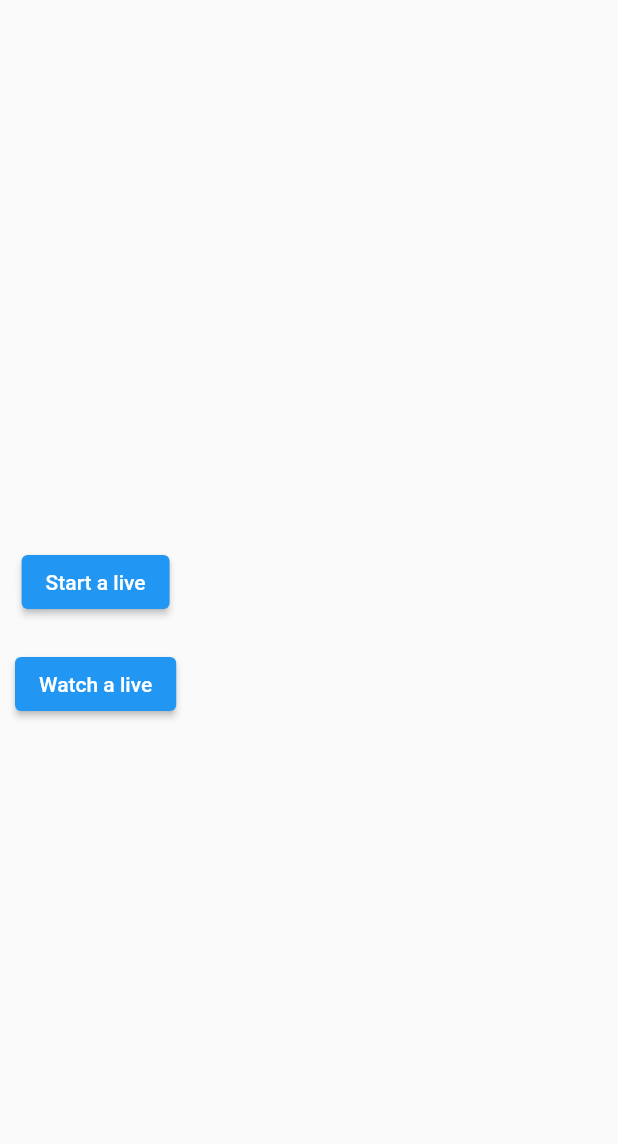
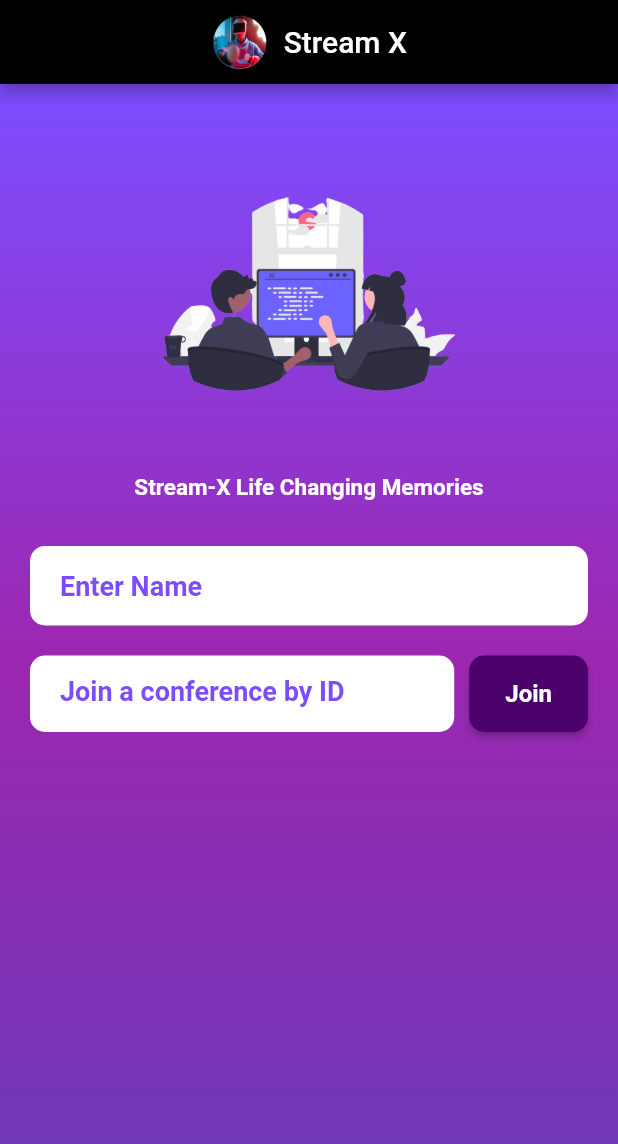
Before and after one commit to shakeelahammedabdulla/Stream-X, a Flutter app: the screen it shows after launch, on a phone screen of 412 x 824 dp. Shown: the top 1144 px of the screen. Run offline on Flutter 3.47's test engine with Material 2 defaults, Android fonts, the phone set to English and light mode, and no system bars; missing offline and left inert: zego_uikit_prebuilt_video_conference.

Commit message:
sprint 1 updates

```diff
--- a/lib/main.dart
+++ b/lib/main.dart
@@ -1,13 +1,16 @@
-// Dart imports:
-//dart program
-import 'dart:math';
+import 'dart:math' as math;
 
-// Flutter imports:
 import 'package:flutter/material.dart';
+import 'package:stream/screen.dart';
 
-// Package imports:
-import 'package:zego_uikit_prebuilt_live_streaming/zego_uikit_prebuilt_live_streaming.dart';
 
+
+/// Note that the userID needs to be globally unique,
+final String localUserID = math.Random().nextInt(10000).toString();
+
+/// Users who use the same callID can in the same call.
+const String callID = "group_call_id";
+var conferenceDTextCtrl1 = TextEditingController();
 void main() {
   runApp(const MyApp());
 }
@@ -17,64 +20,9 @@ class MyApp extends StatelessWidget {
 
   @override
   Widget build(BuildContext context) {
-    return const MaterialApp(title: 'Flutter Demo', home: HomePage());
-  }
-}
-
-class HomePage extends StatelessWidget {
-  const HomePage({Key? key}) : super(key: key);
-
-  @override
-  Widget build(BuildContext context) {
-    return Scaffold(
-      body: Padding(
-        padding: const EdgeInsets.symmetric(horizontal: 10),
-        child: Column(
-          mainAxisAlignment: MainAxisAlignment.center,
-          children: [
-            const SizedBox(height: 20),
-            ElevatedButton(
-              child: const Text('Start a live'),
-              onPressed: () => jumpToLivePage(context, isHost: true),
-            ),
-            const SizedBox(height: 20),
-            ElevatedButton(
-              child: const Text('Watch a live'),
-              onPressed: () => jumpToLivePage(context, isHost: false),
-            ),
-          ],
-        ),
-      ),
-    );
-  }
-
-  void jumpToLivePage(BuildContext context, {required bool isHost}) {
-    Navigator.push(
-      context,
-      MaterialPageRoute(builder: (context) => LivePage(isHost: isHost)),
+    return  const MaterialApp(
+      debugShowCheckedModeBanner: false,
+      home: HomePage(),
     );
   }
 }
-
-final String userID = Random().nextInt(10000).toString();
-
-class LivePage extends StatelessWidget {
-  const LivePage({Key? key, this.isHost = false}) : super(key: key);
-  final bool isHost;
-
-  @override
-  Widget build(BuildContext context) {
-    return SafeArea(
-      child: ZegoUIKitPrebuiltLiveStreaming(
-        appID: 455325124,
-        appSign: '0d9ff8110b5376b74925b105efa9bcc4fd56f7e62a15a6b0b939b5ac85c0dba8',
-        userID: userID,
-        userName: 'user_$userID',
-        liveID: "testLiveID",
-        config: isHost
-            ? ZegoUIKitPrebuiltLiveStreamingConfig.host()
-            : ZegoUIKitPrebuiltLiveStreamingConfig.audience(),
-      ),
-    );
-  }
-}
--- /dev/null
+++ b/lib/screen.dart
@@ -0,0 +1,267 @@
+import 'package:flutter/material.dart';
+import 'package:zego_uikit_prebuilt_video_conference/zego_uikit_prebuilt_video_conference.dart';
+
+import 'main.dart';
+import 'newpage.dart';
+
+class HomePage extends StatefulWidget {
+  const HomePage({Key? key}) : super(key: key);
+
+  @override
+  State<StatefulWidget> createState() => _HomePageState();
+}
+
+class _HomePageState extends State<HomePage> {
+  var conferenceDTextCtrl = TextEditingController();
+
+  @override
+  Widget build(BuildContext context) {
+    return Scaffold(
+      appBar: AppBar(
+        centerTitle: true,
+        title: Row(
+          mainAxisAlignment: MainAxisAlignment.center,
+          children: [
+            Image.asset(
+              'assets/images/appbar.png',
+              scale: 5,
+            ),
+            const SizedBox(
+              width: 10,
+            ),
+            const Text(
+              'Stream X',
+              style: TextStyle(color: Colors.white),
+            ),
+          ],
+        ),
+        backgroundColor: Colors.black,
+      ),
+          body: Container(
+        decoration: const BoxDecoration(
+          gradient: LinearGradient(
+            begin: Alignment.topCenter,
+            end: Alignment.bottomCenter,
+            colors: [
+              Colors.deepPurpleAccent,
+              Colors.purple,
+              Colors.deepPurple,
+            ],
+          ),
+        ),
+        child: Column(
+          mainAxisAlignment: MainAxisAlignment.center,
+          children: [
+            Expanded(
+              child: SingleChildScrollView(
+                child: Center(
+                  child: Padding(
+            padding:
+                const EdgeInsets.symmetric(horizontal: 20, vertical: 40),
+            child: Column(
+              mainAxisAlignment: MainAxisAlignment.center,
+              children: [
+                Image.asset(
+                  'assets/images/coder1.png',
+                  width: 250,
+                  height: 200,
+                ),
+                const SizedBox(height: 20),
+                const Text(
+                  "Stream-X Life Changing Memories",
+                  style: TextStyle(
+                    fontWeight: FontWeight.bold,
+                    color: Colors.white,
+                    fontSize: 15,
+                  ),
+                ),
+                const SizedBox(height: 30),
+                SingleChildScrollView(
+                  child: Row(
+                    mainAxisAlignment: MainAxisAlignment.center,
+                    crossAxisAlignment: CrossAxisAlignment.center,
+                    children: [
+                      Expanded(
+                        child: TextFormField(
+                          controller: conferenceDTextCtrl1,
+                          style: const TextStyle(
+                            color: Colors.deepPurpleAccent,
+                            fontSize: 16,
+                          ),
+                          decoration: InputDecoration(
+                            hintText: "Enter Name",
+                            hintStyle: const TextStyle(
+                              color: Colors.deepPurpleAccent,
+                              fontSize: 18,
+                              fontWeight: FontWeight.bold,
+                            ),
+                            border: OutlineInputBorder(
+                              borderRadius: BorderRadius.circular(10),
+                              borderSide: const BorderSide(
+                                color: Colors.transparent,
+                                width: 2,
+                              ),
+                            ),
+                            enabledBorder: OutlineInputBorder(
+                              borderRadius: BorderRadius.circular(10),
+                              borderSide: const BorderSide(
+                                color: Colors.transparent,
+                                width: 2,
+                              ),
+                            ),
+                            focusedBorder: OutlineInputBorder(
+                              borderRadius: BorderRadius.circular(10),
+                              borderSide: const BorderSide(
+                                color: Colors.transparent,
+                                width: 2,
+                              ),
+                            ),
+                            filled: true,
+                            fillColor: Colors.white,
+                            contentPadding: const EdgeInsets.symmetric(
+                              vertical: 16,
+                              horizontal: 20,
+                            ),
+                          ),
+                        ),
+                      ),
+                    ],
+                  ),
+                ),
+                const SizedBox(height: 20),
+                SingleChildScrollView(
+                  child: Row(
+                    mainAxisAlignment: MainAxisAlignment.center,
+                    crossAxisAlignment: CrossAxisAlignment.center,
+                    children: [
+                      Expanded(
+                        child: TextFormField(
+                          controller: conferenceDTextCtrl,
+                          style: const TextStyle(
+                            color: Colors.deepPurpleAccent,
+                            fontSize: 16,
+                          ),
+                          obscureText: true,
+                          decoration: InputDecoration(
+                            labelText: "Join a conference by ID",
+                            labelStyle: const TextStyle(
+                              color: Colors.deepPurpleAccent,
+                              fontSize: 18,
+                              fontWeight: FontWeight.bold,
+                            ),
+                            floatingLabelBehavior: FloatingLabelBehavior.never,
+                            border: OutlineInputBorder(
+                              borderRadius: BorderRadius.circular(10),
+                              borderSide: const BorderSide(
+                                color: Colors.transparent,
+                                width: 2,
+                              ),
+                            ),
+                            enabledBorder: OutlineInputBorder(
+                              borderRadius: BorderRadius.circular(10),
+                              borderSide: const BorderSide(
+                                color: Colors.transparent,
+                                width: 2,
+                              ),
+                            ),
+                            focusedBorder: OutlineInputBorder(
+                              borderRadius: BorderRadius.circular(10),
+                              borderSide: const BorderSide(
+                                color: Colors.transparent,
+                                width: 2,
+                              ),
+                            ),
+                            filled: true,
+                            fillColor: Colors.white,
+                            contentPadding: const EdgeInsets.symmetric(
+                              vertical: 16,
+                              horizontal: 20,
+                            ),
+                          ),
+                        ),
+                      ),
+                      const SizedBox(width: 10),
+                      ElevatedButton(
+                        onPressed: () {
+                          if (conferenceDTextCtrl.text.isEmpty ||
+                              conferenceDTextCtrl1.text.isEmpty) {
+                            Navigator.push(
+                              context,
+                              MaterialPageRoute(builder: (context) {
+                                return const NewPage();
+                              }),
+                            );
+                          } else {
+                            Navigator.push(
+                              context,
+                              MaterialPageRoute(builder: (context) {
+                                return VideoConferencePage(
+                                  conferenceID: conferenceDTextCtrl.text,
+                                );
+                              }),
+                            );
+                          }
+                        },
+                        style: ElevatedButton.styleFrom(
+                          primary: const Color(0xFF4C006B),
+                          onPrimary: Colors.white,
+                          padding: const EdgeInsets.symmetric(
+                            vertical: 16,
+                            horizontal: 24,
+                          ),
+                          shape: RoundedRectangleBorder(
+                            borderRadius: BorderRadius.circular(10),
+                          ),
+                        ),
+                        child: const Text(
+                          "Join",
+                          style: TextStyle(
+                            fontSize: 16,
+                            fontWeight: FontWeight.bold,
+                          ),
+                        ),
+                      ),
+                    ],
+                  ),
+                ),
+              ],
+            ),
+          ),
+        ),
+      ),
+            ),
+          ]
+          ),
+    ),
+
+    );
+  }
+}
+
+
+
+
+
+class VideoConferencePage extends StatelessWidget {
+  final String conferenceID;
+
+  const VideoConferencePage({
+    Key? key,
+    required this.conferenceID,
+  }) : super(key: key);
+
+  @override
+  Widget build(BuildContext context) {
+    return SafeArea(
+      child: ZegoUIKitPrebuiltVideoConference(
+        appID: 387517579,
+        appSign:
+            "290486b2a31fed72708013eaa3e792c2f28a390f5c659f17f5df9cc931a8ebdc",
+        userID: localUserID,
+        userName: conferenceDTextCtrl1.text,
+        conferenceID: conferenceID,
+        config: ZegoUIKitPrebuiltVideoConferenceConfig(),
+      ),
+    );
+  }
+}
```
Also changed, not shown: lib/newpage.dart (added, +67 -0 lines), pubspec.yaml (+20 -8 lines), assets/images/appbar.png (added), assets/images/coder.png (added), assets/images/coder1.png (added), pubspec.lock, 25 other files.
